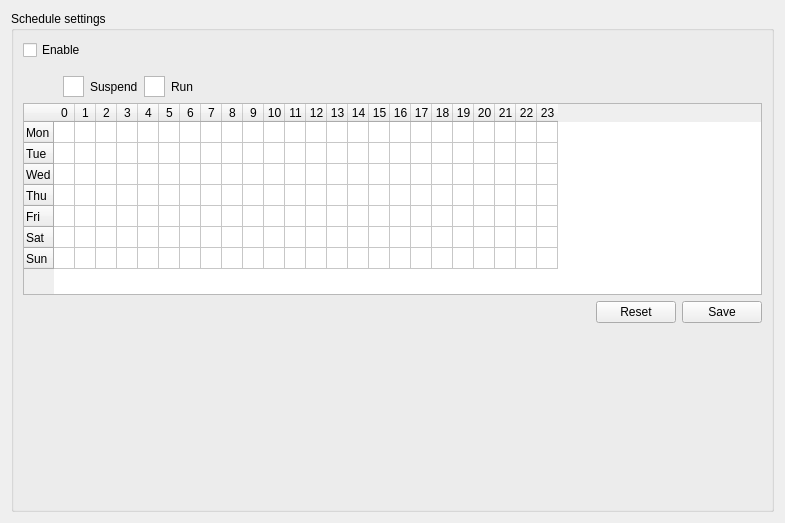
Qt form src/gui/schedulesettings.ui (nextcloud/desktop) before a commit.
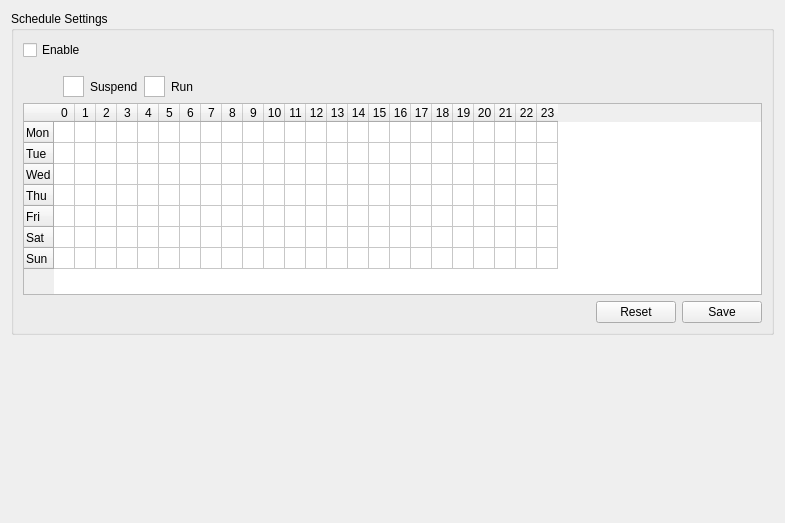
The same form after that commit.

Commit message: Add minor changes mostly visual

Patch:
```diff
--- a/src/gui/schedulesettings.ui
+++ b/src/gui/schedulesettings.ui
@@ -13,13 +13,11 @@
   <property name="windowTitle">
    <string notr="true">Form</string>
   </property>
-  <layout class="QHBoxLayout" name="horizontalLayout_3">
-   <item>
-    <layout class="QVBoxLayout" name="mainLayout">
-     <item>
-      <widget class="QGroupBox" name="optionsGroupBox">
+  <layout class="QGridLayout" name="gridLayout">
+   <item row="0" column="0">
+    <widget class="QGroupBox" name="scheduleGroupBox">
        <property name="title">
-        <string>Schedule settings</string>
+      <string>Schedule Settings</string>
        </property>
        <layout class="QVBoxLayout" name="verticalLayout">
         <item>
@@ -402,7 +400,10 @@
           </item>
          </layout>
         </item>
-        <item>
+     </layout>
+    </widget>
+   </item>
+   <item row="1" column="0">
          <spacer name="verticalSpacer">
           <property name="orientation">
            <enum>Qt::Vertical</enum>
@@ -414,11 +415,6 @@
            </size>
           </property>
          </spacer>
-        </item>
-       </layout>
-      </widget>
-     </item>
-    </layout>
    </item>
   </layout>
  </widget>
```
Lines whose indentation alone changed are shown as unchanged. The commit also changes 2 other files.
